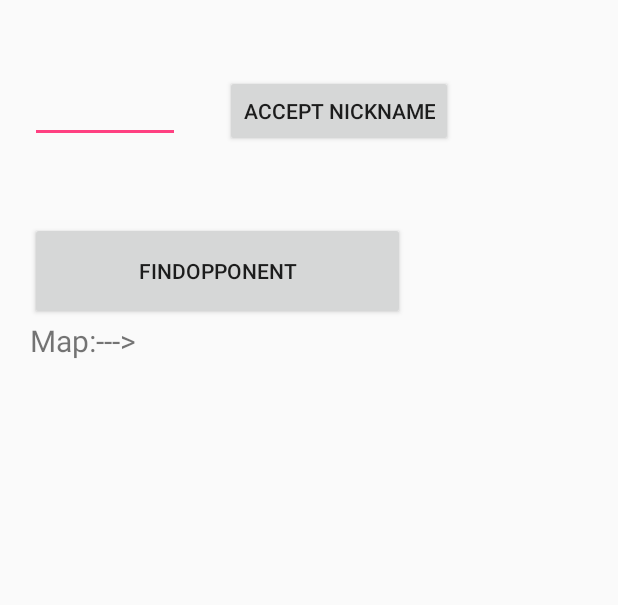
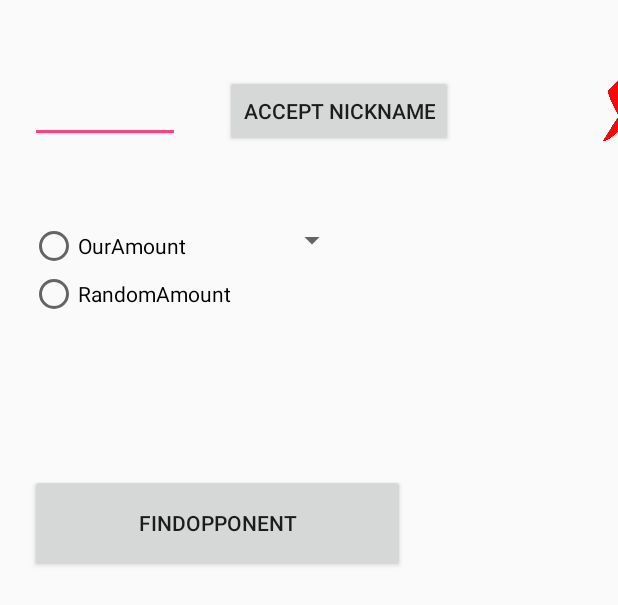
Before and after one commit to Warmic/Hoppers, an Android app: the layout online_game_layout.xml on its own in the app's theme, with its tools: preview values and no code run, on a phone screen of 412 x 824 dp. Shown: the top 605 px of the screen. Run offline under Robolectric (Android 15) with nearby library versions, the phone set to English and light mode, and no system bars.

Commit message:
01.06. DB are not finished yet

```diff
--- a/Hoppers/app/src/main/AndroidManifest.xml
+++ b/Hoppers/app/src/main/AndroidManifest.xml
@@ -3,6 +3,7 @@
     package="com.example.hoppers">
 
     <uses-permission android:name="android.permission.INTERNET" />
+    <uses-permission android:name="android.permission.ACCESS_NETWORK_STATE" />
 
     <application
         android:allowBackup="true"
--- a/Hoppers/app/src/main/res/layout/online_game_layout.xml
+++ b/Hoppers/app/src/main/res/layout/online_game_layout.xml
@@ -1,76 +1,170 @@
 <?xml version="1.0" encoding="utf-8"?>
 <LinearLayout xmlns:android="http://schemas.android.com/apk/res/android"
+    xmlns:app="http://schemas.android.com/apk/res-auto"
     android:layout_width="match_parent"
     android:paddingLeft="20dp"
     android:orientation="vertical"
-    android:layout_height="match_parent">
+    android:layout_height="match_parent"
+    android:weightSum="1">
+
 
     <LinearLayout
+        android:id="@+id/name_layout"
         android:layout_width="wrap_content"
         android:layout_height="wrap_content"
-        android:orientation="horizontal"
-        android:layout_marginTop="50dp">
+        android:layout_marginTop="50dp"
+        android:orientation="horizontal">
 
         <TextView
+            android:id="@+id/name"
             android:layout_width="wrap_content"
             android:layout_height="wrap_content"
-            android:id="@+id/name"
-            android:textSize="20sp"
-            />
+            android:textSize="20sp" />
 
         <EditText
-             android:id="@+id/new_name"
-             android:layout_width="100dp"
-             android:layout_height="wrap_content"
-             android:text="" />
+            android:id="@+id/new_name"
+            android:layout_width="100dp"
+            android:layout_height="wrap_content"
+            android:text="" />
 
         <Button
+            android:id="@+id/new_name_button"
             android:layout_width="wrap_content"
             android:layout_height="wrap_content"
-            android:text="Accept Nickname"
             android:layout_marginLeft="30dp"
-            android:id="@+id/new_name_button" />
+            android:text="Accept Nickname" />
+
+        <Button
+            android:id="@+id/delete_name"
+            android:layout_width="40dp"
+            android:layout_height="40dp"
+            android:layout_marginStart="100dp"
+            android:onClick="onDeleteName"
+            android:scaleType="fitCenter"
+            android:background="@drawable/red_cross" />
 
     </LinearLayout>
 
     <LinearLayout
+        android:id="@+id/setup_layout"
+        android:layout_width="300dp"
+        android:layout_height="wrap_content"
+        android:layout_marginTop="50dp"
+        android:layout_weight="0.11"
+        android:orientation="horizontal">
+
+
+        <LinearLayout
+            android:layout_width="wrap_content"
+            android:layout_height="wrap_content"
+            android:orientation="vertical">
+
+            <RadioGroup
+                android:id="@+id/map_type"
+                android:layout_width="wrap_content"
+                android:layout_height="wrap_content"
+                android:orientation="vertical">
+
+                <RadioButton
+                    android:id="@+id/radioButton3"
+                    android:layout_width="wrap_content"
+                    android:layout_height="wrap_content"
+                    android:layout_weight="1"
+                    android:tag="notrand"
+                    android:onClick="onRadioButtonClick"
+                    android:text="OurAmount" />
+
+                <RadioButton
+                    android:id="@+id/radioButton4"
+                    android:layout_width="wrap_content"
+                    android:layout_height="wrap_content"
+                    android:layout_weight="1"
+                    android:tag="rand"
+                    android:onClick="onRadioButtonClick"
+                    android:text="RandomAmount" />
+
+            </RadioGroup>
+
+        </LinearLayout>
+
+        <LinearLayout
+            android:layout_width="wrap_content"
+            android:layout_height="wrap_content"
+            android:layout_marginLeft="30dp"
+            android:id="@+id/spinners_layout"
+            android:orientation="vertical">
+
+
+            <Spinner
+                android:id="@+id/spin0"
+                android:layout_width="wrap_content"
+                android:visibility="visible"
+                android:tag="0"
+                android:layout_height="wrap_content">
+
+            </Spinner>
+
+            <Spinner
+                android:id="@+id/spin1"
+                android:layout_width="wrap_content"
+                android:layout_height="wrap_content"
+                android:tag="1"
+                android:layout_marginTop="10dp"
+                android:visibility="gone">
+
+            </Spinner>
+
+            <Spinner
+                android:id="@+id/spin2"
+                android:layout_width="match_parent"
+                android:layout_height="wrap_content"
+                android:layout_marginTop="10dp"
+                android:tag="2"
+                android:layout_weight="1"
+                android:visibility="gone">
+
+            </Spinner>
+
+            <Spinner
+                android:id="@+id/spin3"
+                android:layout_width="wrap_content"
+                android:layout_height="wrap_content"
+                android:tag="3"
+                android:layout_marginTop="10dp"
+                android:visibility="gone">
+
+            </Spinner>
+
+            <Spinner
+                android:id="@+id/spin4"
+                android:layout_width="wrap_content"
+                android:layout_height="wrap_content"
+                android:layout_marginTop="10dp"
+                android:tag="4"
+                android:visibility="gone">
+
+            </Spinner>
+
+
+        </LinearLayout>
+
+
+    </LinearLayout>
+
+    <LinearLayout
+        android:id="@+id/search_layout"
         android:layout_width="wrap_content"
         android:layout_height="wrap_content"
-        android:orientation="horizontal"
         android:layout_marginTop="50dp"
-        android:id="@+id/opponent_data_layout">
+        android:orientation="horizontal">
 
         <Button
             android:id="@+id/find_opponent"
             android:layout_width="250dp"
             android:layout_height="65dp"
+            android:clickable="false"
             android:text="FindOpponent" />
 
-        <TextView
-            android:layout_width="wrap_content"
-            android:layout_height="50dp"
-            android:layout_marginLeft="30dp"
-            android:textSize="20sp"
-            android:id="@+id/opponent_name"/>
-
-    </LinearLayout>
-
-    <LinearLayout
-        android:layout_width="wrap_content"
-        android:layout_height="wrap_content"
-        android:orientation="vertical">
-
-        <TextView
-            android:layout_width="wrap_content"
-            android:layout_height="wrap_content"
-            android:text="Map:--->"
-            android:textSize="20sp"
-            android:id="@+id/map_text_test_too"/>
-        <TextView
-            android:layout_width="wrap_content"
-            android:layout_height="50dp"
-            android:textSize="20sp"
-            android:id="@+id/map_text_test"/>
     </LinearLayout>
 
 
```
Also changed, not shown: Hoppers/app/src/main/java/com/example/hoppers/DatabaseHandler.java (+21 -6 lines), Hoppers/app/src/main/java/com/example/hoppers/MainActivity.java (+25 -0 lines), Hoppers/app/src/main/java/com/example/hoppers/OnlineGame.java (+274 -41 lines), Hoppers/app/src/main/res/drawable/red_cross.png (added).
